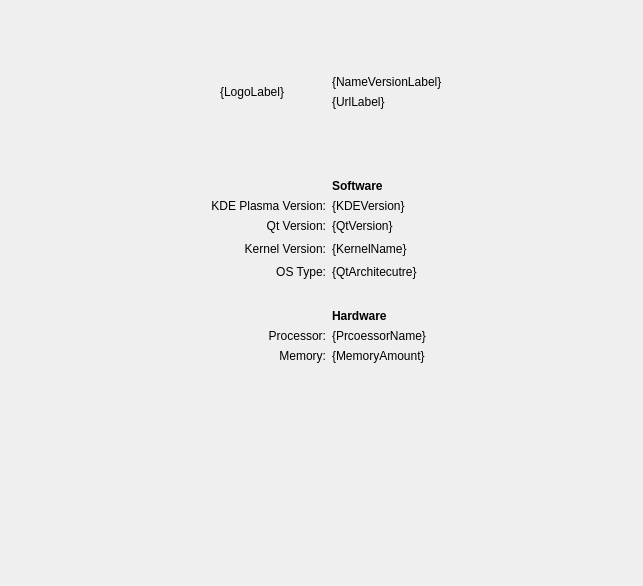
KDE/kinfocenter, file Modules/about-distro/src/Module.ui: the form before one commit.
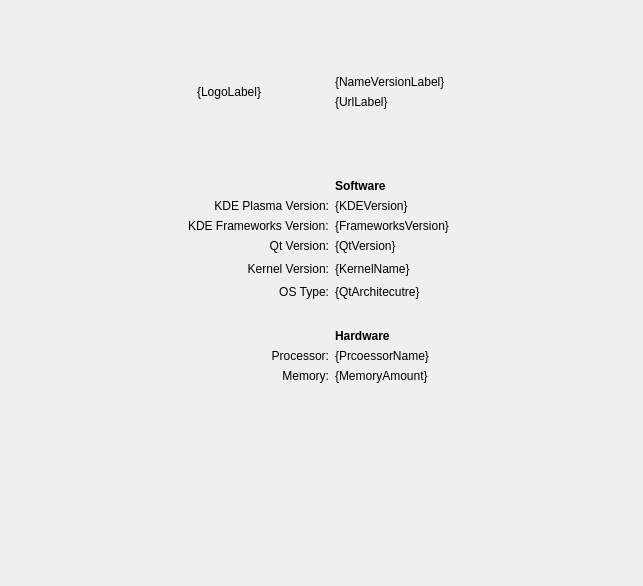
The form after the commit.

Commit message: Show Frameworks version next to Qt Version

```diff
--- a/Modules/about-distro/src/Module.ui
+++ b/Modules/about-distro/src/Module.ui
@@ -11,179 +11,6 @@
    </rect>
   </property>
   <layout class="QGridLayout" name="gridLayout">
-   <item row="6" column="1">
-    <widget class="QLabel" name="qt">
-     <property name="text">
-      <string>Qt Version:</string>
-     </property>
-     <property name="alignment">
-      <set>Qt::AlignRight|Qt::AlignTrailing|Qt::AlignVCenter</set>
-     </property>
-    </widget>
-   </item>
-   <item row="3" column="3">
-    <widget class="QLabel" name="label_2">
-     <property name="font">
-      <font>
-       <weight>75</weight>
-       <bold>true</bold>
-      </font>
-     </property>
-     <property name="text">
-      <string>Software</string>
-     </property>
-     <property name="alignment">
-      <set>Qt::AlignLeading|Qt::AlignLeft|Qt::AlignVCenter</set>
-     </property>
-    </widget>
-   </item>
-   <item row="7" column="0">
-    <spacer name="horizontalSpacer_4">
-     <property name="orientation">
-      <enum>Qt::Horizontal</enum>
-     </property>
-     <property name="sizeHint" stdset="0">
-      <size>
-       <width>215</width>
-       <height>17</height>
-      </size>
-     </property>
-    </spacer>
-   </item>
-   <item row="6" column="3">
-    <widget class="QLabel" name="qtLabel">
-     <property name="text">
-      <string notr="true">{QtVersion}</string>
-     </property>
-    </widget>
-   </item>
-   <item row="8" column="1">
-    <widget class="QLabel" name="label_3">
-     <property name="text">
-      <string>OS Type:</string>
-     </property>
-     <property name="alignment">
-      <set>Qt::AlignRight|Qt::AlignTrailing|Qt::AlignVCenter</set>
-     </property>
-    </widget>
-   </item>
-   <item row="5" column="3">
-    <widget class="QLabel" name="plasmaLabel">
-     <property name="text">
-      <string notr="true">{KDEVersion}</string>
-     </property>
-    </widget>
-   </item>
-   <item row="8" column="3">
-    <widget class="QLabel" name="bitsLabel">
-     <property name="text">
-      <string notr="true">{QtArchitecutre}</string>
-     </property>
-    </widget>
-   </item>
-   <item row="13" column="3">
-    <spacer name="verticalSpacer">
-     <property name="orientation">
-      <enum>Qt::Vertical</enum>
-     </property>
-     <property name="sizeHint" stdset="0">
-      <size>
-       <width>20</width>
-       <height>40</height>
-      </size>
-     </property>
-    </spacer>
-   </item>
-   <item row="7" column="4">
-    <spacer name="horizontalSpacer_7">
-     <property name="orientation">
-      <enum>Qt::Horizontal</enum>
-     </property>
-     <property name="sizeHint" stdset="0">
-      <size>
-       <width>215</width>
-       <height>20</height>
-      </size>
-     </property>
-    </spacer>
-   </item>
-   <item row="11" column="3">
-    <widget class="QLabel" name="processorLabel">
-     <property name="text">
-      <string notr="true">{PrcoessorName}</string>
-     </property>
-    </widget>
-   </item>
-   <item row="12" column="1">
-    <widget class="QLabel" name="memory">
-     <property name="text">
-      <string>Memory:</string>
-     </property>
-     <property name="alignment">
-      <set>Qt::AlignRight|Qt::AlignTrailing|Qt::AlignVCenter</set>
-     </property>
-    </widget>
-   </item>
-   <item row="11" column="1">
-    <widget class="QLabel" name="processor">
-     <property name="text">
-      <string notr="true">Processor:</string>
-     </property>
-     <property name="alignment">
-      <set>Qt::AlignRight|Qt::AlignTrailing|Qt::AlignVCenter</set>
-     </property>
-    </widget>
-   </item>
-   <item row="7" column="3">
-    <widget class="QLabel" name="kernelLabel">
-     <property name="text">
-      <string notr="true">{KernelName}</string>
-     </property>
-    </widget>
-   </item>
-   <item row="7" column="1">
-    <widget class="QLabel" name="kernel">
-     <property name="text">
-      <string>Kernel Version:</string>
-     </property>
-     <property name="alignment">
-      <set>Qt::AlignRight|Qt::AlignTrailing|Qt::AlignVCenter</set>
-     </property>
-    </widget>
-   </item>
-   <item row="12" column="3">
-    <widget class="QLabel" name="memoryLabel">
-     <property name="text">
-      <string notr="true">{MemoryAmount}</string>
-     </property>
-    </widget>
-   </item>
-   <item row="5" column="1">
-    <widget class="QLabel" name="plasma">
-     <property name="text">
-      <string>KDE Plasma Version:</string>
-     </property>
-     <property name="alignment">
-      <set>Qt::AlignRight|Qt::AlignTrailing|Qt::AlignVCenter</set>
-     </property>
-    </widget>
-   </item>
-   <item row="2" column="3">
-    <spacer name="verticalSpacer_2">
-     <property name="orientation">
-      <enum>Qt::Vertical</enum>
-     </property>
-     <property name="sizeType">
-      <enum>QSizePolicy::Fixed</enum>
-     </property>
-     <property name="sizeHint" stdset="0">
-      <size>
-       <width>20</width>
-       <height>24</height>
-      </size>
-     </property>
-    </spacer>
-   </item>
    <item row="1" column="3" colspan="2">
     <layout class="QVBoxLayout" name="verticalLayout">
      <item>
@@ -237,54 +64,29 @@
      </item>
     </layout>
    </item>
-   <item row="9" column="3">
-    <spacer name="verticalSpacer_4">
-     <property name="orientation">
-      <enum>Qt::Vertical</enum>
-     </property>
-     <property name="sizeType">
-      <enum>QSizePolicy::Fixed</enum>
-     </property>
-     <property name="sizeHint" stdset="0">
-      <size>
-       <width>20</width>
-       <height>24</height>
-      </size>
-     </property>
-    </spacer>
-   </item>
-   <item row="0" column="3">
-    <spacer name="verticalSpacer_3">
-     <property name="orientation">
-      <enum>Qt::Vertical</enum>
-     </property>
-     <property name="sizeType">
-      <enum>QSizePolicy::Maximum</enum>
-     </property>
-     <property name="sizeHint" stdset="0">
-      <size>
-       <width>20</width>
-       <height>24</height>
-      </size>
-     </property>
-    </spacer>
-   </item>
-   <item row="10" column="3">
-    <widget class="QLabel" name="label">
-     <property name="font">
-      <font>
-       <weight>75</weight>
-       <bold>true</bold>
-      </font>
-     </property>
+   <item row="5" column="1">
+    <widget class="QLabel" name="plasma">
      <property name="text">
-      <string>Hardware</string>
+      <string>KDE Plasma Version:</string>
      </property>
      <property name="alignment">
-      <set>Qt::AlignLeading|Qt::AlignLeft|Qt::AlignVCenter</set>
+      <set>Qt::AlignRight|Qt::AlignTrailing|Qt::AlignVCenter</set>
      </property>
     </widget>
    </item>
+   <item row="8" column="4">
+    <spacer name="horizontalSpacer_7">
+     <property name="orientation">
+      <enum>Qt::Horizontal</enum>
+     </property>
+     <property name="sizeHint" stdset="0">
+      <size>
+       <width>215</width>
+       <height>20</height>
+      </size>
+     </property>
+    </spacer>
+   </item>
    <item row="1" column="1">
     <widget class="QWidget" name="widget" native="true">
      <layout class="QHBoxLayout" name="horizontalLayout">
@@ -314,6 +116,218 @@
      </layout>
     </widget>
    </item>
+   <item row="13" column="3">
+    <widget class="QLabel" name="memoryLabel">
+     <property name="text">
+      <string notr="true">{MemoryAmount}</string>
+     </property>
+    </widget>
+   </item>
+   <item row="5" column="3">
+    <widget class="QLabel" name="plasmaLabel">
+     <property name="text">
+      <string notr="true">{KDEVersion}</string>
+     </property>
+    </widget>
+   </item>
+   <item row="13" column="1">
+    <widget class="QLabel" name="memory">
+     <property name="text">
+      <string>Memory:</string>
+     </property>
+     <property name="alignment">
+      <set>Qt::AlignRight|Qt::AlignTrailing|Qt::AlignVCenter</set>
+     </property>
+    </widget>
+   </item>
+   <item row="14" column="3">
+    <spacer name="verticalSpacer">
+     <property name="orientation">
+      <enum>Qt::Vertical</enum>
+     </property>
+     <property name="sizeHint" stdset="0">
+      <size>
+       <width>20</width>
+       <height>40</height>
+      </size>
+     </property>
+    </spacer>
+   </item>
+   <item row="12" column="1">
+    <widget class="QLabel" name="processor">
+     <property name="text">
+      <string notr="true">Processor:</string>
+     </property>
+     <property name="alignment">
+      <set>Qt::AlignRight|Qt::AlignTrailing|Qt::AlignVCenter</set>
+     </property>
+    </widget>
+   </item>
+   <item row="3" column="3">
+    <widget class="QLabel" name="label_2">
+     <property name="font">
+      <font>
+       <weight>75</weight>
+       <bold>true</bold>
+      </font>
+     </property>
+     <property name="text">
+      <string>Software</string>
+     </property>
+     <property name="alignment">
+      <set>Qt::AlignLeading|Qt::AlignLeft|Qt::AlignVCenter</set>
+     </property>
+    </widget>
+   </item>
+   <item row="8" column="3">
+    <widget class="QLabel" name="kernelLabel">
+     <property name="text">
+      <string notr="true">{KernelName}</string>
+     </property>
+    </widget>
+   </item>
+   <item row="7" column="3">
+    <widget class="QLabel" name="qtLabel">
+     <property name="text">
+      <string notr="true">{QtVersion}</string>
+     </property>
+    </widget>
+   </item>
+   <item row="8" column="0">
+    <spacer name="horizontalSpacer_4">
+     <property name="orientation">
+      <enum>Qt::Horizontal</enum>
+     </property>
+     <property name="sizeHint" stdset="0">
+      <size>
+       <width>215</width>
+       <height>17</height>
+      </size>
+     </property>
+    </spacer>
+   </item>
+   <item row="10" column="3">
+    <spacer name="verticalSpacer_4">
+     <property name="orientation">
+      <enum>Qt::Vertical</enum>
+     </property>
+     <property name="sizeType">
+      <enum>QSizePolicy::Fixed</enum>
+     </property>
+     <property name="sizeHint" stdset="0">
+      <size>
+       <width>20</width>
+       <height>24</height>
+      </size>
+     </property>
+    </spacer>
+   </item>
+   <item row="7" column="1">
+    <widget class="QLabel" name="qt">
+     <property name="text">
+      <string>Qt Version:</string>
+     </property>
+     <property name="alignment">
+      <set>Qt::AlignRight|Qt::AlignTrailing|Qt::AlignVCenter</set>
+     </property>
+    </widget>
+   </item>
+   <item row="9" column="3">
+    <widget class="QLabel" name="bitsLabel">
+     <property name="text">
+      <string notr="true">{QtArchitecutre}</string>
+     </property>
+    </widget>
+   </item>
+   <item row="11" column="3">
+    <widget class="QLabel" name="label">
+     <property name="font">
+      <font>
+       <weight>75</weight>
+       <bold>true</bold>
+      </font>
+     </property>
+     <property name="text">
+      <string>Hardware</string>
+     </property>
+     <property name="alignment">
+      <set>Qt::AlignLeading|Qt::AlignLeft|Qt::AlignVCenter</set>
+     </property>
+    </widget>
+   </item>
+   <item row="9" column="1">
+    <widget class="QLabel" name="label_3">
+     <property name="text">
+      <string>OS Type:</string>
+     </property>
+     <property name="alignment">
+      <set>Qt::AlignRight|Qt::AlignTrailing|Qt::AlignVCenter</set>
+     </property>
+    </widget>
+   </item>
+   <item row="2" column="3">
+    <spacer name="verticalSpacer_2">
+     <property name="orientation">
+      <enum>Qt::Vertical</enum>
+     </property>
+     <property name="sizeType">
+      <enum>QSizePolicy::Fixed</enum>
+     </property>
+     <property name="sizeHint" stdset="0">
+      <size>
+       <width>20</width>
+       <height>24</height>
+      </size>
+     </property>
+    </spacer>
+   </item>
+   <item row="8" column="1">
+    <widget class="QLabel" name="kernel">
+     <property name="text">
+      <string>Kernel Version:</string>
+     </property>
+     <property name="alignment">
+      <set>Qt::AlignRight|Qt::AlignTrailing|Qt::AlignVCenter</set>
+     </property>
+    </widget>
+   </item>
+   <item row="0" column="3">
+    <spacer name="verticalSpacer_3">
+     <property name="orientation">
+      <enum>Qt::Vertical</enum>
+     </property>
+     <property name="sizeType">
+      <enum>QSizePolicy::Maximum</enum>
+     </property>
+     <property name="sizeHint" stdset="0">
+      <size>
+       <width>20</width>
+       <height>24</height>
+      </size>
+     </property>
+    </spacer>
+   </item>
+   <item row="12" column="3">
+    <widget class="QLabel" name="processorLabel">
+     <property name="text">
+      <string notr="true">{PrcoessorName}</string>
+     </property>
+    </widget>
+   </item>
+   <item row="6" column="1">
+    <widget class="QLabel" name="frameworksLabelKey">
+     <property name="text">
+      <string>KDE Frameworks Version:</string>
+     </property>
+    </widget>
+   </item>
+   <item row="6" column="3">
+    <widget class="QLabel" name="frameworksLabel">
+     <property name="text">
+      <string notr="true">{FrameworksVersion}</string>
+     </property>
+    </widget>
+   </item>
   </layout>
  </widget>
  <resources/>
```
The commit also changes 1 other file.
